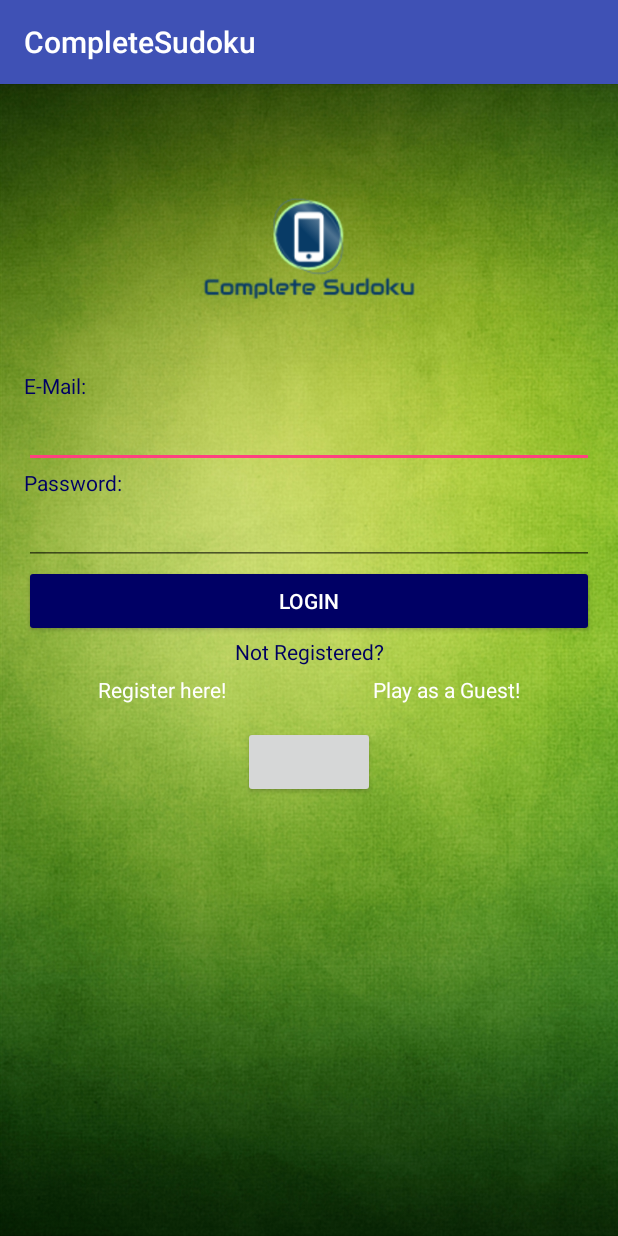
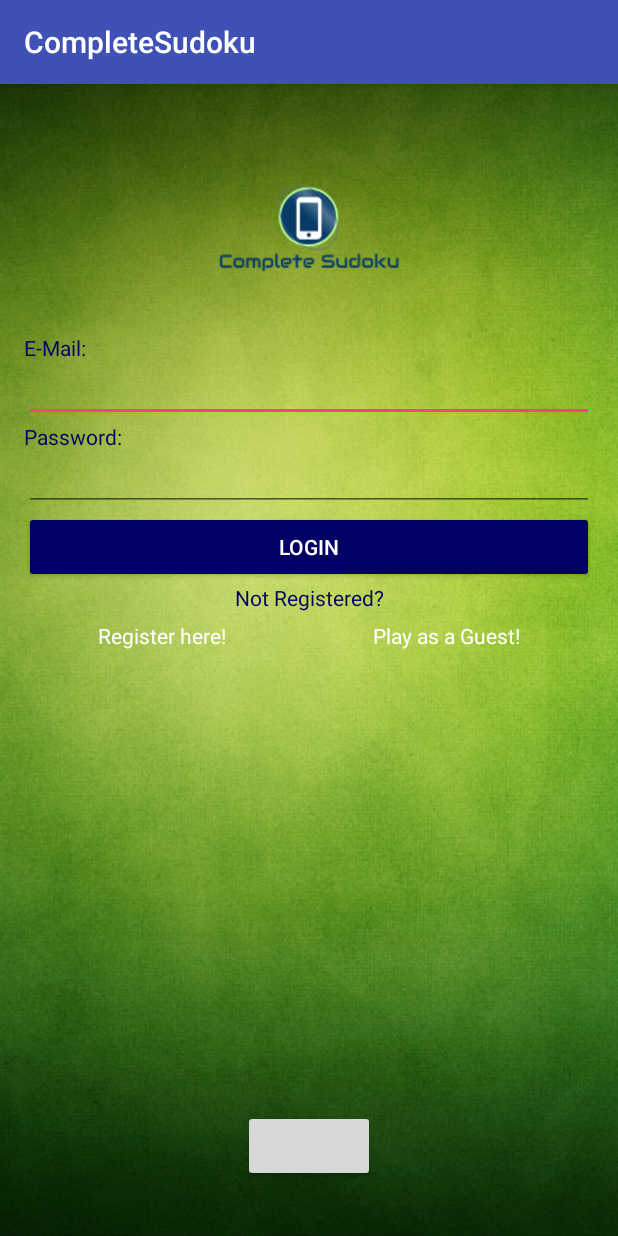
Before and after one commit to dornelasN/CompleteSudoku2, an Android app: the screen it shows after launch (LoginActivity), on a phone screen of 412 x 824 dp. Run offline under Robolectric (Android 15) with nearby library versions, the light colour scheme and no system bars; our stand-ins replace Firebase (no records; nobody signed in at launch, a user with empty details on screens opened directly); libraries missing offline, so code that uses them is left out: com.facebook, com.facebook.login; plain views replace LoginButton.

Commit message:
not complete. tried to work on facebook, and separate facebook login and email and password login.

```diff
--- a/app/build.gradle
+++ b/app/build.gradle
@@ -24,14 +24,16 @@
     androidTestCompile('com.android.support.test.espresso:espresso-core:2.2.2', {
         exclude group: 'com.android.support', module: 'support-annotations'
     })
+    //    compile 'com.firebaseui:firebase-ui:0.4.4'
     compile 'com.android.support:appcompat-v7:25.1.1'
     compile 'com.google.firebase:firebase-core:9.2.0'
     compile 'com.google.firebase:firebase-database:9.2.0'
     compile 'com.google.firebase:firebase-auth:9.2.0'
-//    compile 'com.firebaseui:firebase-ui:0.4.4'
     compile 'com.facebook.android:facebook-android-sdk:[4,5)'
+    compile 'com.android.support.constraint:constraint-layout:1.0.2'
     testCompile 'junit:junit:4.12'
 }
 
 
+
 apply plugin: 'com.google.gms.google-services'
--- a/app/src/main/AndroidManifest.xml
+++ b/app/src/main/AndroidManifest.xml
@@ -27,7 +27,8 @@
         <activity android:name=".PlayGameActivity" />
         <activity android:name=".UploadActivity" />
         <activity android:name=".SavedGamesActivity" />
-        <activity android:name=".SinglePlayerActivity"></activity>
+        <activity android:name=".SinglePlayerActivity" />
+        <activity android:name=".FacebookActivity"></activity>
     </application>
 
 </manifest>
--- a/app/src/main/java/com/example/enkhturbadamsaikhan/completesudoku/LoginActivity.java
+++ b/app/src/main/java/com/example/enkhturbadamsaikhan/completesudoku/LoginActivity.java
@@ -12,17 +12,9 @@
 import android.widget.TextView;
 import android.widget.Toast;
 
-import com.facebook.AccessToken;
-import com.facebook.CallbackManager;
-import com.facebook.FacebookCallback;
-import com.facebook.FacebookException;
-import com.facebook.login.LoginResult;
-import com.facebook.login.widget.LoginButton;
 import com.google.android.gms.tasks.OnCompleteListener;
 import com.google.android.gms.tasks.Task;
-import com.google.firebase.auth.AuthCredential;
 import com.google.firebase.auth.AuthResult;
-import com.google.firebase.auth.FacebookAuthProvider;
 import com.google.firebase.auth.FirebaseAuth;
 import com.google.firebase.auth.FirebaseUser;
 import com.google.firebase.database.DataSnapshot;
@@ -31,12 +23,7 @@
 import com.google.firebase.database.FirebaseDatabase;
 import com.google.firebase.database.ValueEventListener;
 
-import java.util.Arrays;
-
 public class LoginActivity extends AppCompatActivity {
-
-    private LoginButton loginButton;
-    private CallbackManager callbackManager;
 
     private FirebaseAuth mAuth;
     private FirebaseAuth.AuthStateListener mAuthListener;
@@ -58,30 +45,6 @@
         setContentView(R.layout.activity_login);
 
         mProgress = new ProgressDialog(this);
-
-        callbackManager = CallbackManager.Factory.create();
-
-        loginButton = (LoginButton) findViewById(R.id.lgnButton);
-
-        loginButton.setReadPermissions(Arrays.asList("email"));
-
-        loginButton.registerCallback(callbackManager, new FacebookCallback<LoginResult>() {
-            @Override
-            public void onSuccess(LoginResult loginResult) {
-                handleFacebookAccessToken(loginResult.getAccessToken());
-            }
-
-            @Override
-            public void onCancel() {
-                Toast.makeText(getApplicationContext(), "Cancelled", Toast.LENGTH_SHORT).show();
-            }
-
-            @Override
-            public void onError(FacebookException error) {
-                Toast.makeText(getApplicationContext(), "Error occured", Toast.LENGTH_SHORT).show();
-            }
-        });
-
 
         //email login
         mAuth = FirebaseAuth.getInstance();
@@ -135,51 +98,6 @@
 
     }
 
-    @Override
-    protected void onActivityResult(int requestCode, int resultCode, Intent data) {
-        super.onActivityResult(requestCode, resultCode, data);
-
-        // Pass the activity result back to the Facebook SDK
-        callbackManager.onActivityResult(requestCode, resultCode, data);
-    }
-
-
-    @Override
-    public void onStart() {
-        super.onStart();
-        mAuth.addAuthStateListener(mAuthListener);
-    }
-
-    @Override
-    public void onStop() {
-        super.onStop();
-        mAuth.removeAuthStateListener(mAuthListener);
-    }
-
-
-    // [START auth_with_facebook]
-    private void handleFacebookAccessToken(AccessToken token) {
-//        progressBar.setVisibility(View.VISIBLE);
-//        loginButton.setVisibility(View.GONE);
-
-        AuthCredential credential = FacebookAuthProvider.getCredential(token.getToken());
-        mAuth.signInWithCredential(credential)
-                .addOnCompleteListener(this, new OnCompleteListener<AuthResult>() {
-                    @Override
-                    public void onComplete(@NonNull Task<AuthResult> task) {
-
-                        // If sign in fails, display a message to the user. If sign in succeeds
-                        // the auth state listener will be notified and logic to handle the
-                        // signed in user can be handled in the listener.
-                        if (!task.isSuccessful()) {
-
-                            Toast.makeText(getApplicationContext(), "firebase_error_login", Toast.LENGTH_LONG).show();
-                        }
-//                        progressBar.setVisibility(View.GONE);
-//                        loginButton.setVisibility(View.VISIBLE);
-                    }
-                });
-    }
 
     private void goToMainScreen() {
         Intent intent = new Intent(this, MainActivity.class);
@@ -243,4 +161,16 @@
             }
         });
     }
+
+    @Override
+    public void onStart() {
+        super.onStart();
+        mAuth.addAuthStateListener(mAuthListener);
+    }
+
+    @Override
+    public void onStop() {
+        super.onStop();
+        mAuth.removeAuthStateListener(mAuthListener);
+    }
 }
--- a/app/src/main/java/com/example/enkhturbadamsaikhan/completesudoku/MainActivity.java
+++ b/app/src/main/java/com/example/enkhturbadamsaikhan/completesudoku/MainActivity.java
@@ -68,7 +68,7 @@
             String name = user.getDisplayName();
             String email = user.getEmail();
             //Uri photoUrl = user.getPhotoUrl();
-            //String uid = user.getUid();
+            String uid = user.getUid();
 
             nameTextView.setText(name);
             emailTextView.setText(email);
--- a/app/src/main/res/layout/activity_login.xml
+++ b/app/src/main/res/layout/activity_login.xml
@@ -14,15 +14,17 @@
 
     <RelativeLayout
         android:layout_width="match_parent"
-        android:layout_height="match_parent">
+        android:layout_height="match_parent"
+        android:layout_alignParentStart="true"
+        android:layout_alignParentTop="true">
 
         <ImageView
-            android:layout_height="175dp"
-            android:layout_width="wrap_content"
-            android:src="@drawable/logo_small"
             android:id="@+id/iv_logo"
+            android:layout_width="match_parent"
+            android:layout_height="150dp"
             android:layout_alignParentTop="true"
-            android:layout_centerHorizontal="true" />
+            android:layout_centerHorizontal="true"
+            android:src="@drawable/logo_small" />
 
         <TextView
             android:layout_width="match_parent"
@@ -35,13 +37,14 @@
             android:textColor="#000065"/>
 
         <EditText
+            android:id="@+id/et_username_login"
             android:layout_width="match_parent"
             android:layout_height="wrap_content"
+            android:layout_alignParentStart="true"
+            android:layout_below="@+id/tv_login_email"
             android:ems="10"
-            android:id="@+id/et_username_login"
             android:inputType="text|textEmailAddress"
-            android:layout_below="@+id/tv_login_email"
-            android:layout_alignParentStart="true" />
+            android:textSize="14sp" />
 
         <TextView
             android:layout_width="match_parent"
@@ -55,13 +58,14 @@
 
 
         <EditText
+            android:id="@+id/et_password_login"
             android:layout_width="match_parent"
             android:layout_height="wrap_content"
+            android:layout_alignParentStart="true"
+            android:layout_below="@+id/tv_password_login"
             android:ems="10"
-            android:id="@+id/et_password_login"
             android:inputType="textPassword"
-            android:layout_below="@+id/tv_password_login"
-            android:layout_alignParentStart="true" />
+            android:textSize="14sp" />
 
 
         <Button
@@ -70,10 +74,10 @@
             android:id="@+id/b_login"
             android:text="@string/b_login"
             android:layout_gravity="right"
+            android:backgroundTint="#000065"
+            android:textColor="#FFFFFF"
             android:layout_below="@+id/et_password_login"
-            android:layout_centerHorizontal="true"
-            android:backgroundTint="#000065"
-            android:textColor="#FFFFFF"/>
+            android:layout_alignParentStart="true" />
 
         <TextView
             android:text="Not Registered?"
@@ -81,9 +85,9 @@
             android:layout_height="wrap_content"
             android:id="@+id/tv_not_registered"
             android:textAlignment="center"
-            android:layout_alignParentStart="true"
+            android:textColor="#000060"
             android:layout_below="@+id/b_login"
-            android:textColor="#000060"/>
+            android:layout_alignParentStart="true" />
 
         <LinearLayout
             android:orientation="horizontal"
@@ -130,8 +134,8 @@
             android:layout_width="wrap_content"
             android:layout_height="wrap_content"
             android:layout_gravity="center_horizontal"
-            android:layout_marginTop="8dp"
-            android:layout_below="@+id/not_registered_layout"
+            android:layout_marginBottom="20dp"
+            android:layout_alignParentBottom="true"
             android:layout_centerHorizontal="true" />
 
 
```
Also changed, not shown: app/src/main/java/com/example/enkhturbadamsaikhan/completesudoku/FacebookActivity.java (added, +176 -0 lines), app/src/main/java/com/example/enkhturbadamsaikhan/completesudoku/RegisterActivity.java (+6 -5 lines).
